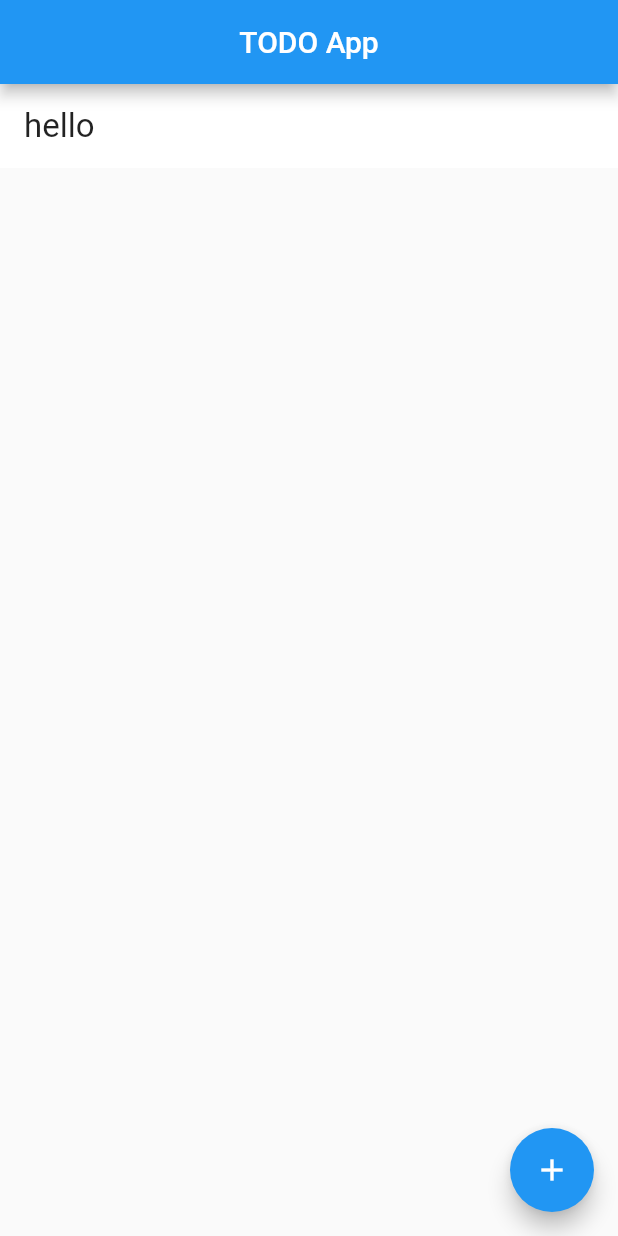
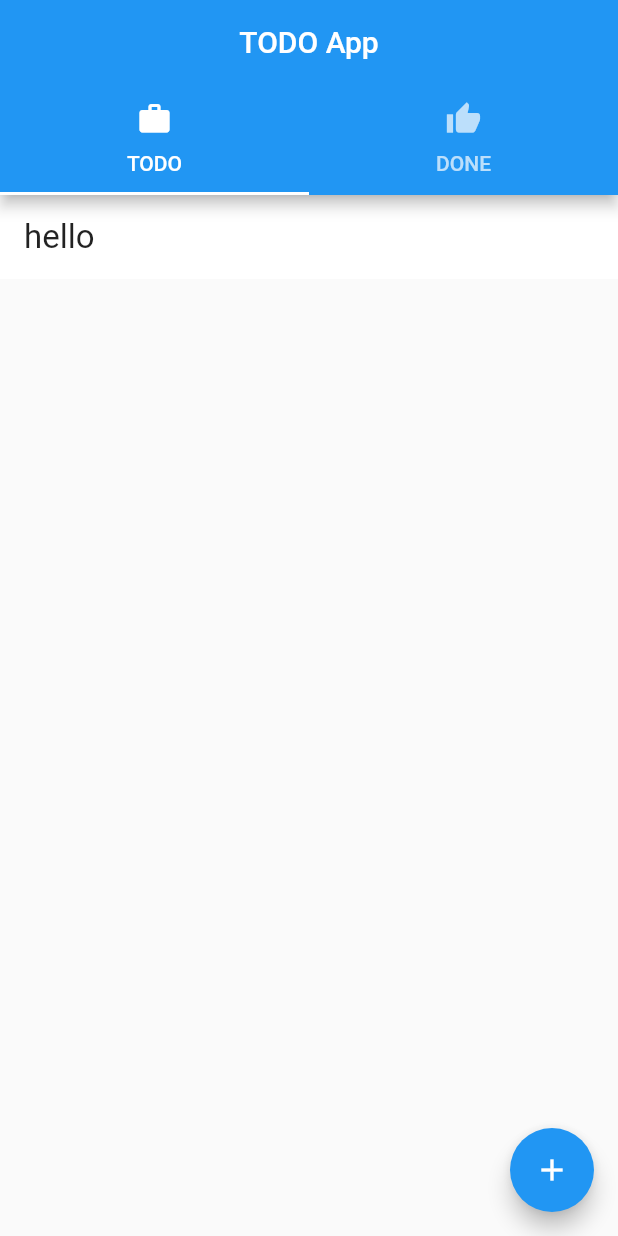
Before and after one commit to islandvalley/flutter-todo-app, a Flutter app: the screen it shows after launch, on a phone screen of 412 x 824 dp. Run offline on Flutter 3.47's test engine with Material 2 defaults, Android fonts, the phone set to English and light mode, and no system bars; drawn by our look-alikes of flutter_slidable.

Commit message:
タブの実装

```diff
--- a/lib/main.dart
+++ b/lib/main.dart
@@ -30,6 +30,8 @@ class _MyHomePageState extends State<MyHomePage> {
     {"name": "hello"},
   ];
 
+  var completedTodos = [];
+
   void _addTodo(value) {
     setState(() {
       todos.add({"name": value});
@@ -45,6 +47,13 @@ class _MyHomePageState extends State<MyHomePage> {
   void _updateTodo(text, index) {
     setState(() {
       todos[index]['name'] = text;
+    });
+  }
+
+  void _completeTodo(index) {
+    setState(() {
+      completedTodos.add(todos[index]);
+      todos.removeAt(index);
     });
   }
 
@@ -82,10 +91,25 @@ class _MyHomePageState extends State<MyHomePage> {
 
   @override
   Widget build(BuildContext context) {
-    return Scaffold(
+    return MaterialApp(
+        home: DefaultTabController(
+            length: 2,
+            child: Scaffold(
       appBar: AppBar(
         title: Text(widget.title),
         centerTitle: true,
+                bottom: TabBar(
+                  tabs: [
+                    Tab(
+                      icon: Icon(Icons.work),
+                      text: 'TODO',
+                    ),
+                    Tab(
+                      icon: Icon(Icons.thumb_up),
+                      text: 'DONE',
+                    ),
+                  ],
+                ),
       ),
       body: ListView.builder(
         itemBuilder: (BuildContext context, int index) {
@@ -112,7 +136,16 @@ class _MyHomePageState extends State<MyHomePage> {
                 caption: 'Update',
                 color: Colors.green,
                 icon: Icons.update,
-                onTap: () => _askAdd('変更後のタスク名を入力', 'update', index: index),
+                        onTap: () =>
+                            _askAdd('変更後のタスク名を入力', 'update', index: index),
+                      ),
+                    ],
+                    secondaryActions: <Widget>[
+                      IconSlideAction(
+                        caption: 'Done',
+                        color: Colors.blue,
+                        icon: Icons.thumb_up,
+                        onTap: () => _completeTodo(index),
               ),
             ],
           );
@@ -124,6 +157,6 @@ class _MyHomePageState extends State<MyHomePage> {
         tooltip: 'Increment',
         child: Icon(Icons.add),
       ),
-    );
+            )));
   }
 }
```
